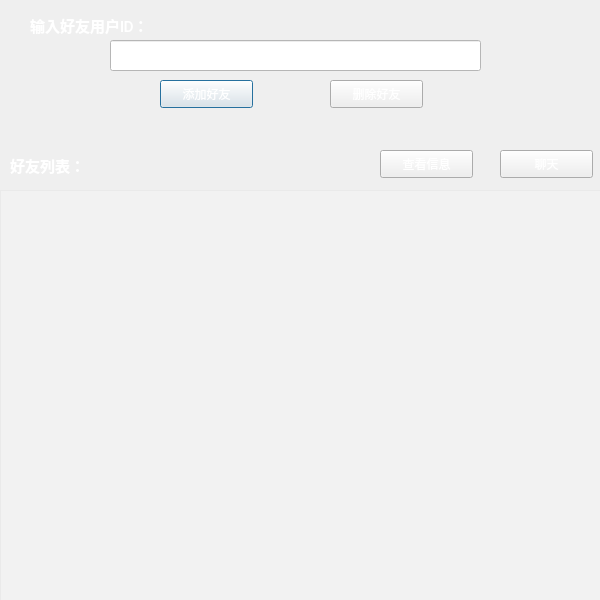
Qt form frienddialog.ui (xiewenhui777/BJUT_Cloud_Music) before a commit.
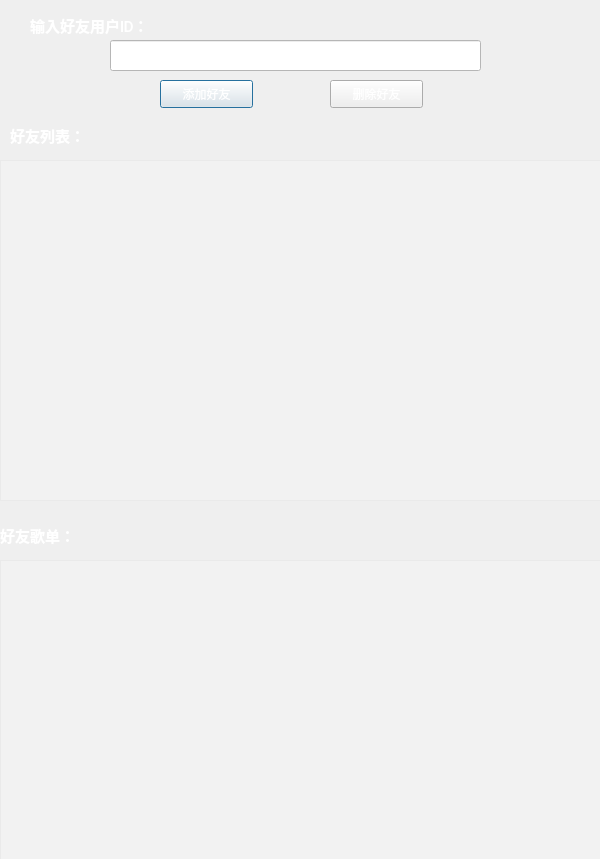
The same form after that commit. Icons and pictures are not drawn. Custom widgets are drawn as their Qt base class.

```diff
--- a/frienddialog.ui
+++ b/frienddialog.ui
@@ -7,7 +7,7 @@
     <x>0</x>
     <y>0</y>
     <width>600</width>
-    <height>600</height>
+    <height>859</height>
    </rect>
   </property>
   <property name="windowTitle">
@@ -99,7 +99,7 @@
    <property name="geometry">
     <rect>
      <x>10</x>
-     <y>150</y>
+     <y>120</y>
      <width>91</width>
      <height>31</height>
     </rect>
@@ -119,48 +119,13 @@
     <string>好友列表：</string>
    </property>
   </widget>
-  <widget class="QPushButton" name="view">
-   <property name="geometry">
-    <rect>
-     <x>380</x>
-     <y>150</y>
-     <width>93</width>
-     <height>28</height>
-    </rect>
-   </property>
-   <property name="styleSheet">
-    <string notr="true">color: rgb(255, 255, 255);</string>
-   </property>
-   <property name="text">
-    <string>查看信息</string>
-   </property>
-  </widget>
-  <widget class="QPushButton" name="chat">
-   <property name="geometry">
-    <rect>
-     <x>500</x>
-     <y>150</y>
-     <width>93</width>
-     <height>28</height>
-    </rect>
-   </property>
-   <property name="styleSheet">
-    <string notr="true">color: rgb(255, 255, 255);</string>
-   </property>
-   <property name="text">
-    <string>聊天</string>
-   </property>
-   <property name="flat">
-    <bool>false</bool>
-   </property>
-  </widget>
   <widget class="MusicListWidget" name="friendlistWidget">
    <property name="geometry">
     <rect>
      <x>0</x>
-     <y>190</y>
+     <y>160</y>
      <width>601</width>
-     <height>411</height>
+     <height>341</height>
     </rect>
    </property>
    <property name="font">
@@ -196,6 +161,96 @@
     <bool>false</bool>
    </property>
   </widget>
+  <widget class="MusicListWidget" name="songWidget">
+   <property name="geometry">
+    <rect>
+     <x>0</x>
+     <y>560</y>
+     <width>601</width>
+     <height>301</height>
+    </rect>
+   </property>
+   <property name="font">
+    <font>
+     <weight>75</weight>
+     <bold>true</bold>
+    </font>
+   </property>
+   <property name="styleSheet">
+    <string notr="true">color: rgb(255, 255, 255);
+background-color: rgba(255, 255, 255, 50);
+</string>
+   </property>
+   <property name="horizontalScrollBarPolicy">
+    <enum>Qt::ScrollBarAlwaysOff</enum>
+   </property>
+   <property name="sizeAdjustPolicy">
+    <enum>QAbstractScrollArea::AdjustToContentsOnFirstShow</enum>
+   </property>
+   <property name="selectionMode">
+    <enum>QAbstractItemView::SingleSelection</enum>
+   </property>
+   <property name="isWrapping" stdset="0">
+    <bool>false</bool>
+   </property>
+   <property name="wordWrap">
+    <bool>false</bool>
+   </property>
+   <property name="selectionRectVisible">
+    <bool>false</bool>
+   </property>
+   <property name="sortingEnabled">
+    <bool>false</bool>
+   </property>
+  </widget>
+  <widget class="QLabel" name="songlist">
+   <property name="geometry">
+    <rect>
+     <x>0</x>
+     <y>520</y>
+     <width>91</width>
+     <height>31</height>
+    </rect>
+   </property>
+   <property name="font">
+    <font>
+     <family>Calibri</family>
+     <pointsize>11</pointsize>
+     <weight>75</weight>
+     <bold>true</bold>
+    </font>
+   </property>
+   <property name="styleSheet">
+    <string notr="true">color: rgb(255, 255, 255);</string>
+   </property>
+   <property name="text">
+    <string>好友歌单：</string>
+   </property>
+  </widget>
+  <widget class="QLabel" name="songID">
+   <property name="geometry">
+    <rect>
+     <x>100</x>
+     <y>520</y>
+     <width>91</width>
+     <height>31</height>
+    </rect>
+   </property>
+   <property name="font">
+    <font>
+     <family>Calibri</family>
+     <pointsize>11</pointsize>
+     <weight>75</weight>
+     <bold>true</bold>
+    </font>
+   </property>
+   <property name="styleSheet">
+    <string notr="true">color: rgb(255, 255, 255);</string>
+   </property>
+   <property name="text">
+    <string/>
+   </property>
+  </widget>
  </widget>
  <customwidgets>
   <customwidget>
```
